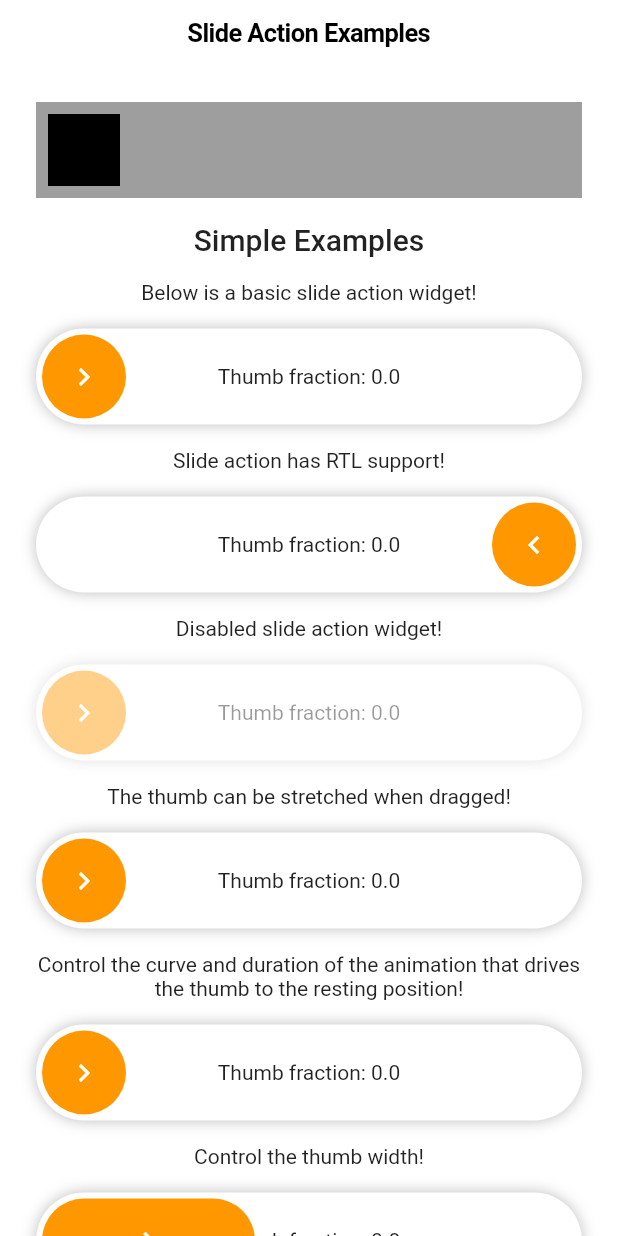
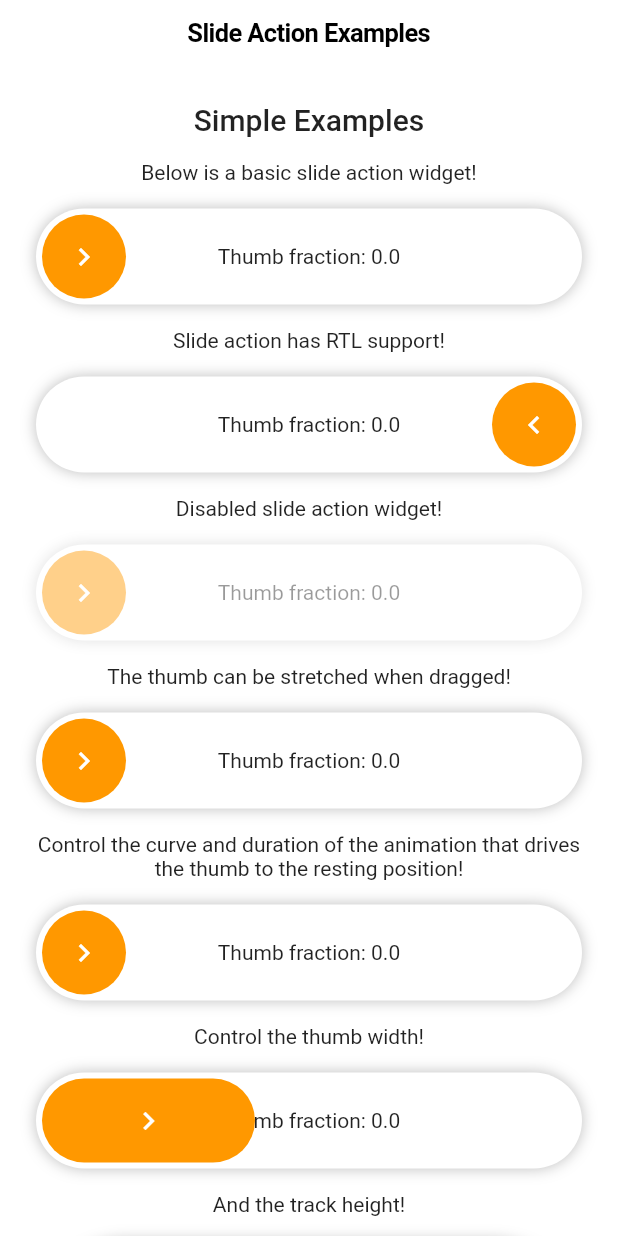
Before and after one commit to kay-af/slide-action, a Flutter app: the screen it shows after launch, on a phone screen of 412 x 824 dp. Run offline on Flutter 3.47's test engine with Material 2 defaults, Android fonts, the phone set to English and light mode, and no system bars.

Commit message:
Update Documentation

```diff
--- a/example/lib/main.dart
+++ b/example/lib/main.dart
@@ -46,24 +46,6 @@ class SlideToPerformExample extends StatelessWidget {
                 child: Column(
                   crossAxisAlignment: CrossAxisAlignment.stretch,
                   children: [
-                    SlideAction(
-                      trackBuilder: (context, state) {
-                        return Container(
-                          color: Colors.grey,
-                        );
-                      },
-                      thumbBuilder: (context, state) {
-                        return Padding(
-                          padding: const EdgeInsets.all(8.0),
-                          child: Container(
-                            color: Colors.black,
-                          ),
-                        );
-                      },
-                      action: () {
-                        debugPrint('Hello World');
-                      },
-                    ),
                     Text(
                       "Simple Examples",
                       style: Theme.of(context).textTheme.titleLarge,
```
Also changed, not shown: preview_assets/quick-example-1.gif (added), preview_assets/quick-example-2.gif (added), 1 other file.
